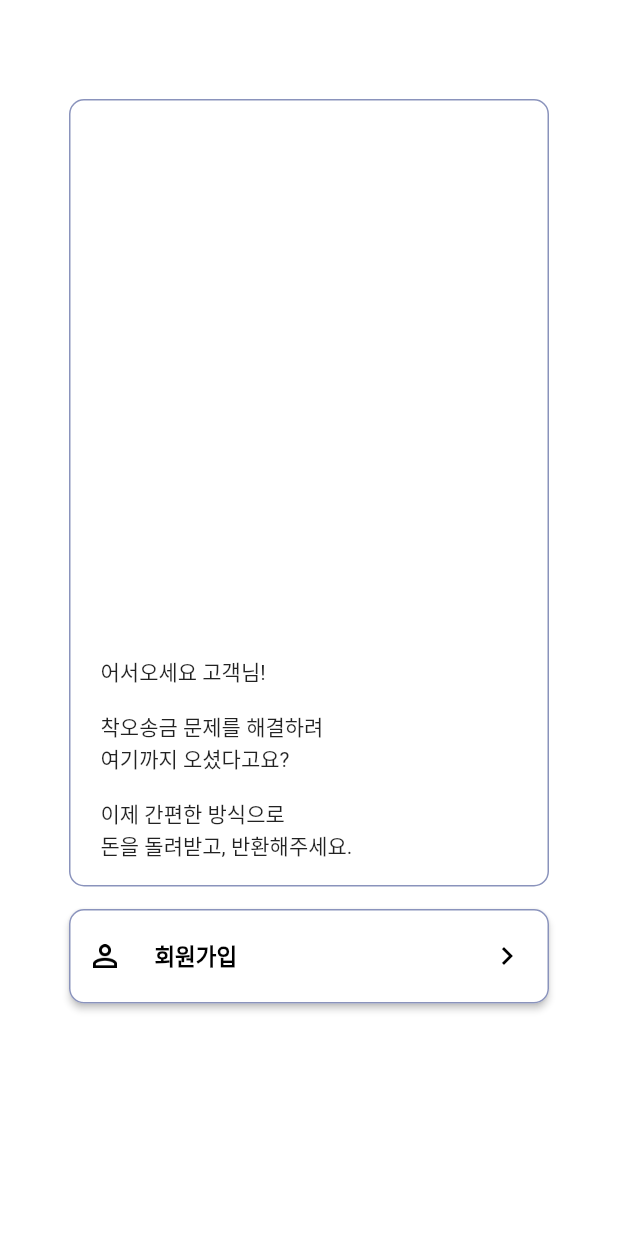
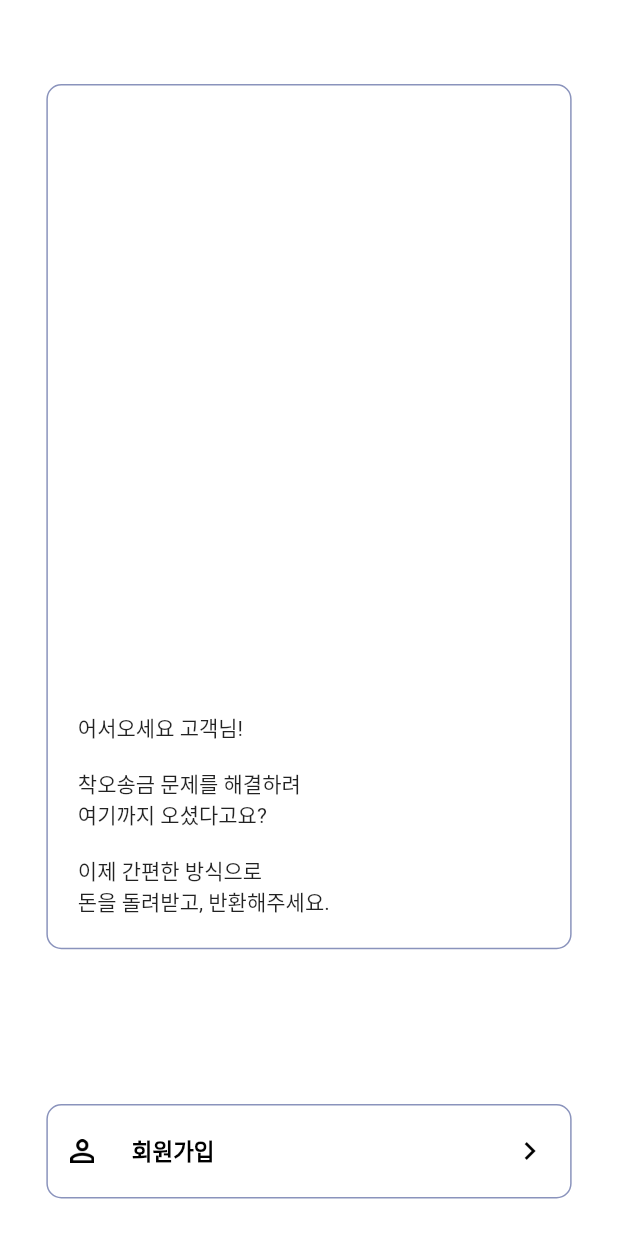
Before and after one commit to Error-Remittance/frontend, a Flutter app: the screen it shows after launch, on a phone screen of 412 x 824 dp. Run offline on Flutter 3.47's test engine with Material 2 defaults, Android fonts, the phone set to English and light mode, and no system bars; our stand-ins replace flutter_screenutil, page_transition.

Commit message:
docs: signupStart page refactoring

```diff
--- a/lib/register/signUpStart.dart
+++ b/lib/register/signUpStart.dart
@@ -16,20 +16,15 @@ class _SignUpStartState extends State<SignUpStartPage> {
       appBar: AppBar(
         automaticallyImplyLeading: false,
         backgroundColor: Colors.transparent,
-        elevation: 0.0,
+        elevation: 0,
       ),
-      body: WillPopScope(
-        onWillPop: () { return Future(() => false); },
+      body: SafeArea(
+        child: Center(
           child: Column(
             children: <Widget>[
-            Center(),
-            SizedBox(
-              height: 10,
-            ),
               Container(
-              height: 525,
-              child: Container(
-                width: 320,
+                  width: MediaQuery.of(context).size.width * 0.85,
+                  height: MediaQuery.of(context).size.height * 0.7,
                   decoration: new BoxDecoration(
                     color: Colors.white,
                     border: Border.all(color: Color(0xff8a93bc)),
@@ -37,34 +32,29 @@ class _SignUpStartState extends State<SignUpStartPage> {
                   ),
                   child: Column(
                     children: [
-                    SizedBox(
-                      height: 370, // 이미지가 들어갈 공간
+                      Expanded(
+                        child: SizedBox(), // 이미지 들어갈 자리
                       ),
-                    Row(
-                      mainAxisAlignment: MainAxisAlignment.start,
-                      children: [
-                        SizedBox(
-                          width: 20,
+                      Container(
+                        margin: EdgeInsets.only(left: 20, bottom: 20),
+                        alignment: Alignment.centerLeft,
+                        child: Text("어서오세요 고객님!\n\n착오송금 문제를 해결하려\n여기까지 오셨다고요?\n\n이제 간편한 방식으로\n돈을 돌려받고, 반환해주세요."),
                       ),
-                        Text("어서오세요 고객님!\n\n착오송금 문제를 해결하려\n여기까지 오셨다고요?\n\n이제 간편한 방식으로\n돈을 돌려받고, 반환해주세요.")
-                      ],
-                    )
                     ],
                   )
               ),
+              Expanded(
+                child: SizedBox(),
               ),
-            SizedBox(
-              height: 15,
-            ),
-            ElevatedButton(
+              Container(
+                margin: EdgeInsets.only(bottom: 25),
+                child: ElevatedButton(
                   onPressed: () {
                     Navigator.push(
                       context,
                       MaterialPageRouteWithoutAnimation(
                         builder: (context) => SignUpIdentificationPage(
-                    //   userId: widget.userId,
-                    //   password: widget.password,
-                    //   name: widget.name,
+
                         ),
                       ),
                     );
@@ -94,10 +84,12 @@ class _SignUpStartState extends State<SignUpStartPage> {
                     ],
                   ),
                   style: ElevatedButton.styleFrom(
+                    elevation: 0,
                     animationDuration: Duration(days: 10000),
                     splashFactory: NoSplash.splashFactory,
                     fixedSize: Size(
-                    320, 63
+                        MediaQuery.of(context).size.width * 0.85,
+                        63
                     ),
                     shape: RoundedRectangleBorder(
                       borderRadius: BorderRadius.circular(10),
@@ -106,8 +98,10 @@ class _SignUpStartState extends State<SignUpStartPage> {
                     side: BorderSide(width:1, color: Color(0xff8a93bc)),
                   ),
                 ),
+              ),
             ],
           ),
+        )
       ),
     );
   }
```
Also changed, not shown: pubspec.yaml (+4 -5 lines), pubspec.lock. Lines whose indentation alone changed are shown as unchanged.
